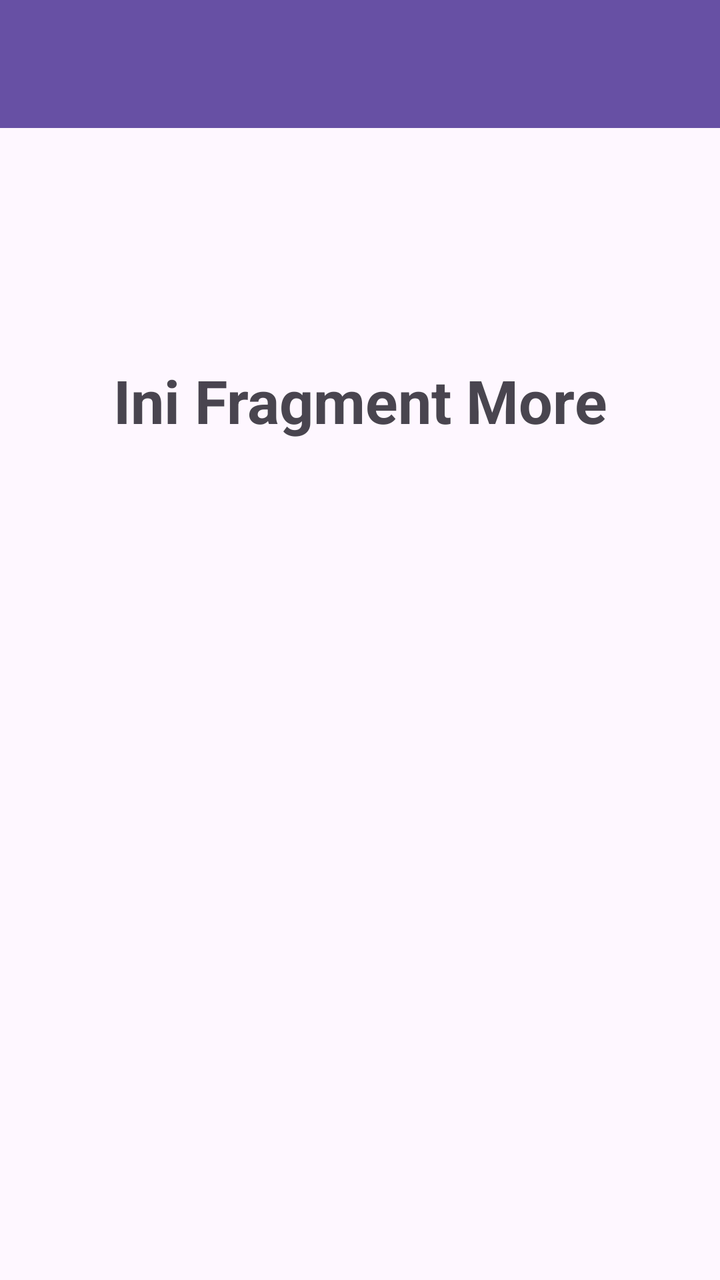
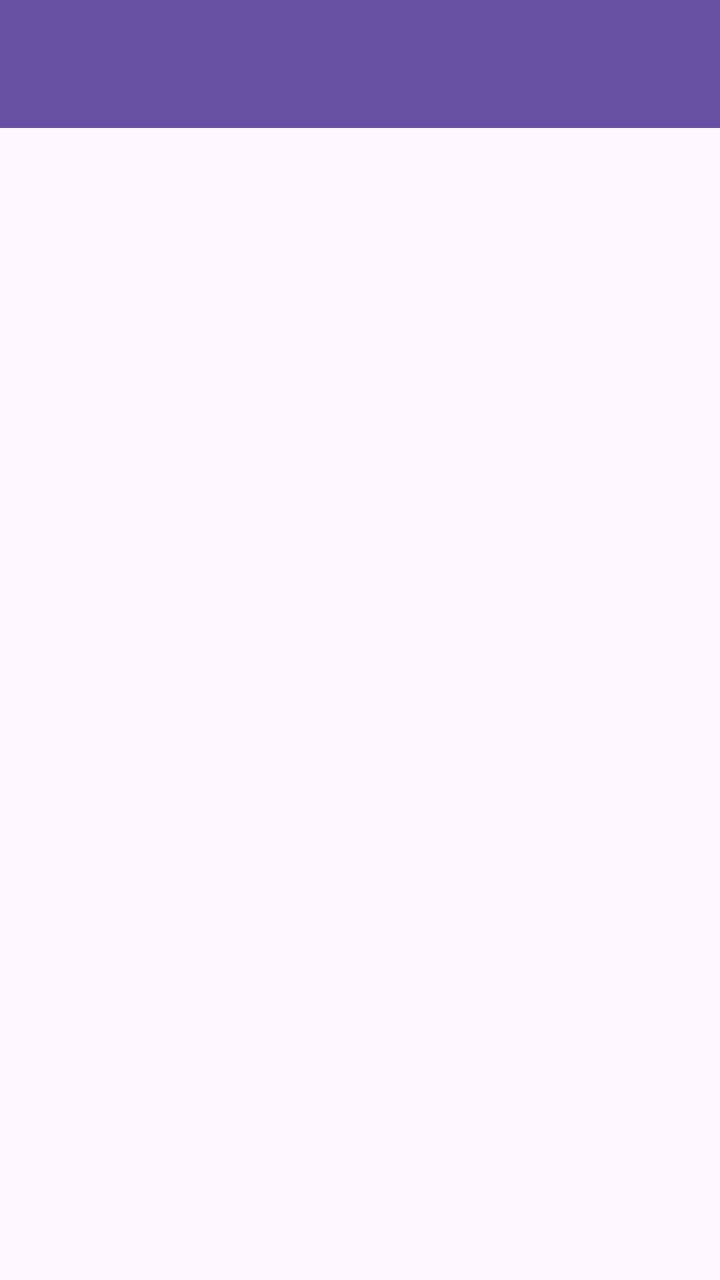

Two renders of the same Android screen: before a commit and after it. Below are the layout's source before the change and the commit's diff.
<!-- AndroidManifest.xml: application theme Theme.SonicApps -->
<!-- res/layout/fragment_more.xml -->
<?xml version="1.0" encoding="utf-8"?>
<androidx.constraintlayout.widget.ConstraintLayout xmlns:android="http://schemas.android.com/apk/res/android"
    xmlns:tools="http://schemas.android.com/tools"
    android:layout_width="match_parent"
    android:layout_height="match_parent"
    xmlns:app="http://schemas.android.com/apk/res-auto"
    tools:context=".More.MoreFragment">

    <androidx.appcompat.widget.Toolbar
        android:id="@+id/toolbar"
        android:layout_width="match_parent"
        android:layout_height="?attr/actionBarSize"
        android:background="?attr/colorPrimary"
        app:layout_constraintEnd_toEndOf="parent"
        app:layout_constraintStart_toStartOf="parent"
        app:layout_constraintTop_toTopOf="parent"
        app:layout_scrollFlags="scroll|snap"
        app:subtitleTextColor="@android:color/white"
        app:titleTextColor="@android:color/white" />

    <TextView
        android:layout_width="wrap_content"
        android:layout_height="wrap_content"
        android:layout_marginTop="116dp"
        android:text="Ini Fragment More"
        android:textSize="30sp"
        android:textStyle="bold"
        app:layout_constraintEnd_toEndOf="parent"
        app:layout_constraintStart_toStartOf="parent"
        app:layout_constraintTop_toBottomOf="@+id/toolbar" />

</androidx.constraintlayout.widget.ConstraintLayout>
<!-- resources referenced by this layout -->
<resources>
  <style name="Theme.SonicApps" parent="Base.Theme.SonicApps" />
  <style name="Base.Theme.SonicApps" parent="Theme.Material3.DayNight.NoActionBar">
          
          
      </style>
</resources>

<!-- the commit's change to res/layout/fragment_more.xml (unified diff, before → after) -->
@@ -1,32 +1,32 @@
 <?xml version="1.0" encoding="utf-8"?>
-<androidx.constraintlayout.widget.ConstraintLayout xmlns:android="http://schemas.android.com/apk/res/android"
+<androidx.coordinatorlayout.widget.CoordinatorLayout
+    xmlns:android="http://schemas.android.com/apk/res/android"
     xmlns:tools="http://schemas.android.com/tools"
     android:layout_width="match_parent"
     android:layout_height="match_parent"
     xmlns:app="http://schemas.android.com/apk/res-auto"
     tools:context=".More.MoreFragment">
 
-    <androidx.appcompat.widget.Toolbar
-        android:id="@+id/toolbar"
+    <com.google.android.material.appbar.AppBarLayout
+        android:id="@+id/appBarLayout"
         android:layout_width="match_parent"
-        android:layout_height="?attr/actionBarSize"
-        android:background="?attr/colorPrimary"
-        app:layout_constraintEnd_toEndOf="parent"
-        app:layout_constraintStart_toStartOf="parent"
-        app:layout_constraintTop_toTopOf="parent"
-        app:layout_scrollFlags="scroll|snap"
-        app:subtitleTextColor="@android:color/white"
-        app:titleTextColor="@android:color/white" />
+        android:layout_height="wrap_content"
+        android:theme="@style/ThemeOverlay.AppCompat.Dark.ActionBar">
 
-    <TextView
-        android:layout_width="wrap_content"
-        android:layout_height="wrap_content"
-        android:layout_marginTop="116dp"
-        android:text="Ini Fragment More"
-        android:textSize="30sp"
-        android:textStyle="bold"
-        app:layout_constraintEnd_toEndOf="parent"
-        app:layout_constraintStart_toStartOf="parent"
-        app:layout_constraintTop_toBottomOf="@+id/toolbar" />
+        <androidx.appcompat.widget.Toolbar
+            android:id="@+id/toolbar"
+            android:layout_width="match_parent"
+            android:layout_height="?attr/actionBarSize"
+            android:background="?attr/colorPrimary"
+            app:layout_scrollFlags="scroll|enterAlways"
+            app:titleTextColor="@android:color/white" />
 
-</androidx.constraintlayout.widget.ConstraintLayout>
+    </com.google.android.material.appbar.AppBarLayout>
+
+    <ListView
+        android:id="@+id/listViewItems"
+        android:layout_width="match_parent"
+        android:layout_height="match_parent"
+        app:layout_behavior="@string/appbar_scrolling_view_behavior" />
+
+</androidx.coordinatorlayout.widget.CoordinatorLayout>
